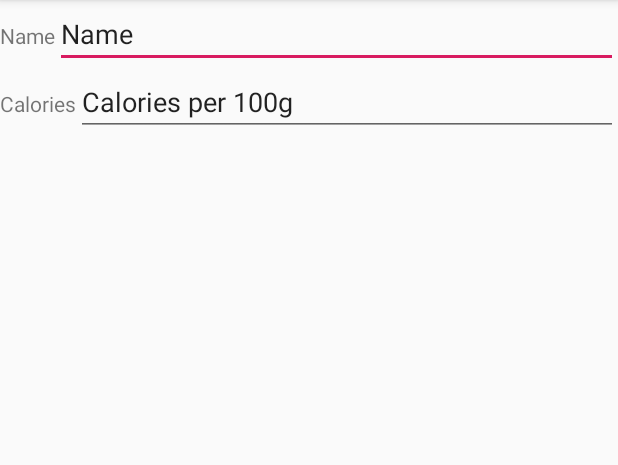
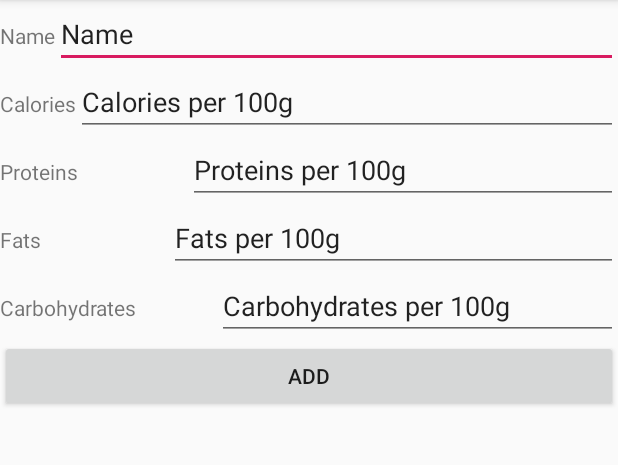
Before and after one commit to jacor1996/healthy-eating, an Android app: the AddMealActivity screen opened directly, with no data from a screen before it, on a phone screen of 412 x 824 dp, the part 84-549 px from its top. Run offline under Robolectric (Android 15) with nearby library versions, the phone set to English and light mode, and no system bars.

Commit message:
Finished add meal activity

```diff
--- a/app/src/main/java/Dao/Meal.java
+++ b/app/src/main/java/Dao/Meal.java
@@ -29,13 +29,17 @@ public class Meal {
 
     public Meal() {};
 
-    public Meal(int id, String name, double calories, double fats, double proteins, double carbohydrates) {
-        this.id = id;
+    public Meal(String name, double calories, double proteins, double fats, double carbohydrates) {
         this.name = name;
         this.calories = calories;
         this.fats = fats;
         this.proteins = proteins;
         this.carbohydrates = carbohydrates;
+    }
+
+    public Meal(int id, String name, double calories, double fats, double proteins, double carbohydrates) {
+        this(name, calories, proteins, fats, carbohydrates);
+        this.id = id;
     }
 
     public int getId() {
--- a/app/src/main/java/com/example/jacek/healthy_eating/AddMealActivity.java
+++ b/app/src/main/java/com/example/jacek/healthy_eating/AddMealActivity.java
@@ -2,24 +2,68 @@ package com.example.jacek.healthy_eating;
 
 import android.support.v7.app.AppCompatActivity;
 import android.os.Bundle;
+import android.view.View;
+import android.widget.Button;
 import android.widget.EditText;
 import android.widget.TextView;
+
+import Dao.DatabaseHelper;
+import Dao.Meal;
 
 public class AddMealActivity extends AppCompatActivity {
     private TextView textViewName;
     private EditText editTextName;
     private TextView textViewCalories;
     private EditText editTextCalories;
+    private TextView textViewProteins;
+    private EditText editTextProteins;
+    private TextView textViewFats;
+    private EditText editTextFats;
+    private TextView textViewCarbohydrates;
+    private EditText editTextCarbohydrates;
+    private Button buttonAddMeal;
 
+    private DatabaseHelper db;
 
     @Override
     protected void onCreate(Bundle savedInstanceState) {
         super.onCreate(savedInstanceState);
         setContentView(R.layout.activity_add_meal);
 
+        db = new DatabaseHelper(this);
+
+        initializeComponents();
+
+    }
+
+    private void addMealToDb() {
+        String name = editTextName.getText().toString();
+        float calories = Float.parseFloat(editTextCalories.getText().toString());
+        float proteins = Float.parseFloat(editTextProteins.getText().toString());
+        float fats = Float.parseFloat(editTextFats.getText().toString());
+        float carbohydrates = Float.parseFloat(editTextCarbohydrates.getText().toString());
+
+        Meal meal = new Meal(name, calories, proteins, fats, carbohydrates);
+        db.insertMeal(meal);
+    }
+
+    private void initializeComponents() {
         textViewName = findViewById(R.id.textViewName);
         editTextName = findViewById(R.id.editTextName);
         textViewCalories = findViewById(R.id.textViewCalories);
         editTextCalories = findViewById(R.id.editTextCalories);
+        textViewProteins = findViewById(R.id.textViewProteins);
+        editTextProteins = findViewById(R.id.editTextProteins);
+        textViewFats = findViewById(R.id.textViewFats);
+        editTextFats = findViewById(R.id.editTextFats);
+        textViewCarbohydrates = findViewById(R.id.textViewCarbohydrates);
+        editTextCarbohydrates = findViewById(R.id.editTextCarbohydrates);
+        buttonAddMeal = findViewById(R.id.buttonAddMeal);
+        buttonAddMeal.setOnClickListener(new View.OnClickListener() {
+            @Override
+            public void onClick(View v) {
+                addMealToDb();
+            }
+        });
     }
 }
--- a/app/src/main/res/layout/activity_add_meal.xml
+++ b/app/src/main/res/layout/activity_add_meal.xml
@@ -50,4 +50,76 @@
 
     </LinearLayout>
 
+    <LinearLayout
+        android:layout_width="match_parent"
+        android:layout_height="wrap_content"
+        android:orientation="horizontal">
+
+        <TextView
+            android:id="@+id/textViewProteins"
+            android:layout_width="wrap_content"
+            android:layout_height="wrap_content"
+            android:layout_weight="1"
+            android:text="Proteins" />
+
+        <EditText
+            android:id="@+id/editTextProteins"
+            android:layout_width="wrap_content"
+            android:layout_height="wrap_content"
+            android:layout_weight="1"
+            android:ems="10"
+            android:inputType="numberDecimal"
+            android:text="Proteins per 100g" />
+    </LinearLayout>
+
+    <LinearLayout
+        android:layout_width="match_parent"
+        android:layout_height="wrap_content"
+        android:orientation="horizontal">
+
+        <TextView
+            android:id="@+id/textViewFats"
+            android:layout_width="wrap_content"
+            android:layout_height="wrap_content"
+            android:layout_weight="1"
+            android:text="Fats" />
+
+        <EditText
+            android:id="@+id/editTextFats"
+            android:layout_width="wrap_content"
+            android:layout_height="wrap_content"
+            android:layout_weight="1"
+            android:ems="10"
+            android:inputType="numberDecimal"
+            android:text="Fats per 100g" />
+    </LinearLayout>
+
+    <LinearLayout
+        android:layout_width="match_parent"
+        android:layout_height="wrap_content"
+        android:orientation="horizontal">
+
+        <TextView
+            android:id="@+id/textViewCarbohydrates"
+            android:layout_width="wrap_content"
+            android:layout_height="wrap_content"
+            android:layout_weight="1"
+            android:text="Carbohydrates" />
+
+        <EditText
+            android:id="@+id/editTextCarbohydrates"
+            android:layout_width="wrap_content"
+            android:layout_height="wrap_content"
+            android:layout_weight="1"
+            android:ems="10"
+            android:inputType="numberDecimal"
+            android:text="Carbohydrates per 100g" />
+    </LinearLayout>
+
+    <Button
+        android:id="@+id/buttonAddMeal"
+        android:layout_width="match_parent"
+        android:layout_height="wrap_content"
+        android:text="Add" />
+
 </LinearLayout>
```
